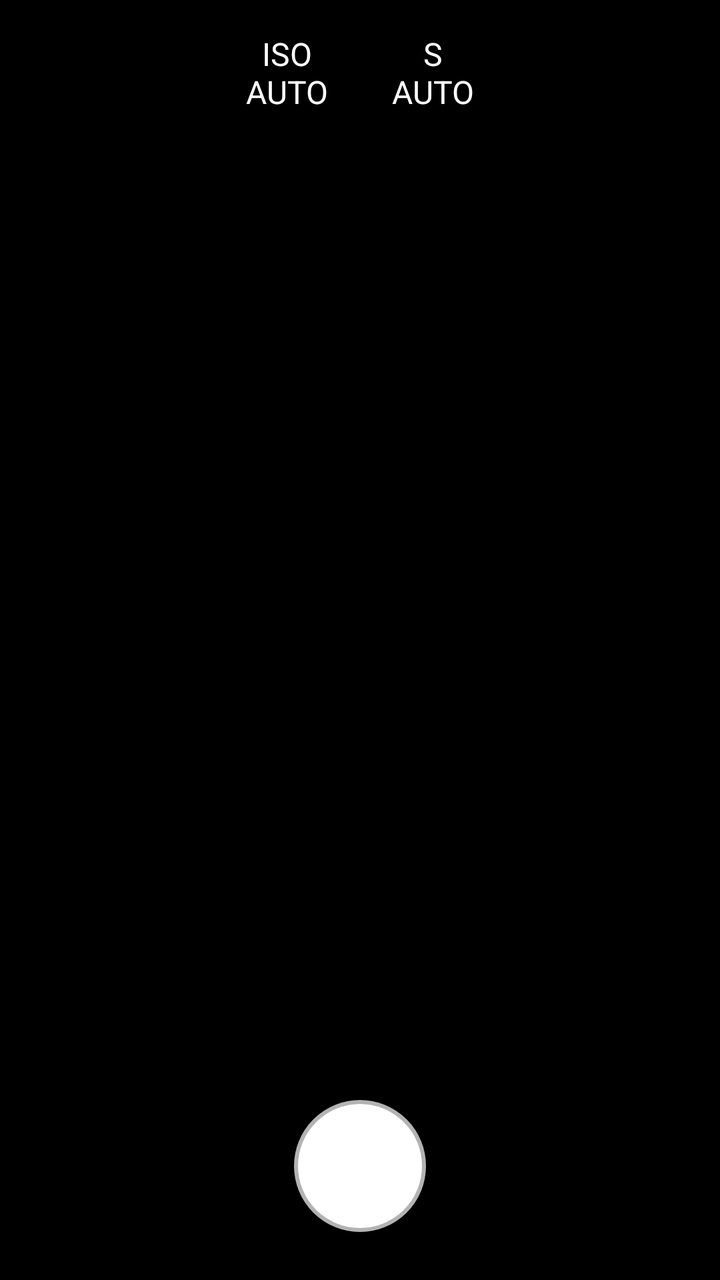
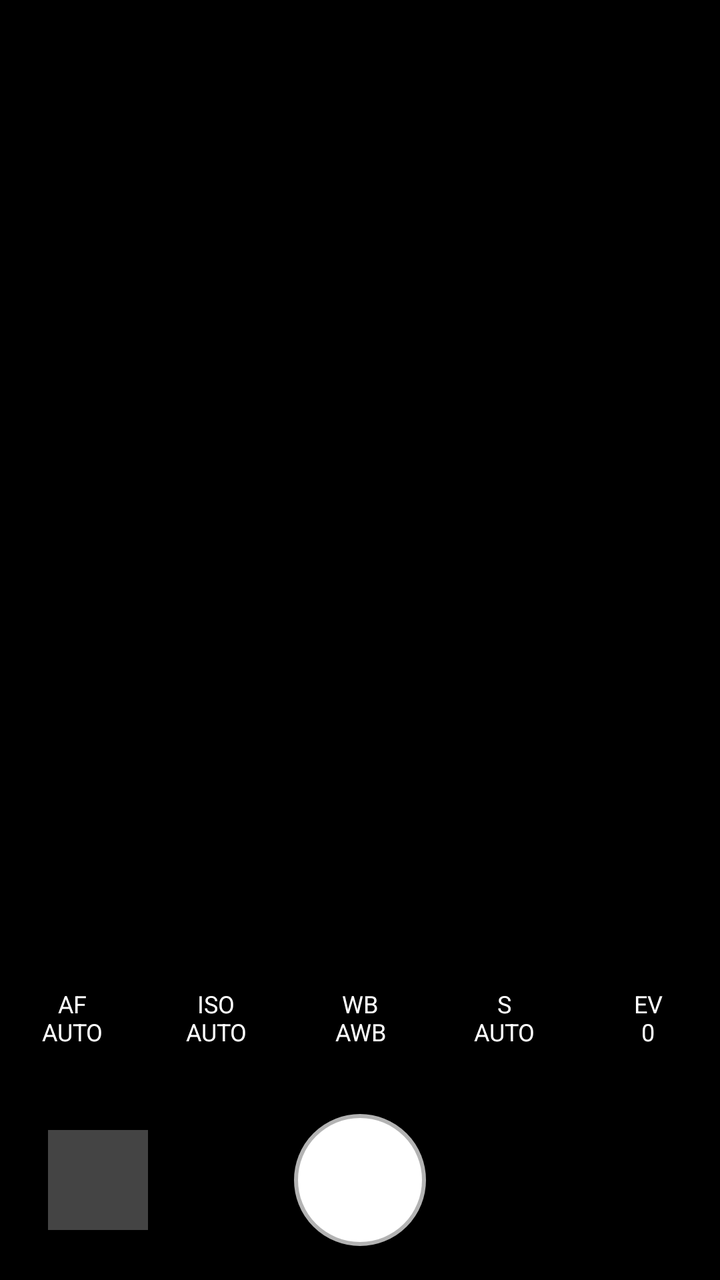

An Android layout rendered at two revisions. The XML below is the earlier revision; the diff shows what the commit changed to produce the second picture.
<!-- AndroidManifest.xml: application theme android:Theme.DeviceDefault.NoActionBar -->
<!-- res/layout/activity_main.xml -->
<?xml version="1.0" encoding="utf-8"?>
<RelativeLayout xmlns:android="http://schemas.android.com/apk/res/android"
    android:layout_width="match_parent"
    android:layout_height="match_parent"
    android:background="#000000">

    <TextureView
        android:id="@+id/view_finder"
        android:layout_width="match_parent"
        android:layout_height="match_parent" />

    <LinearLayout
        android:layout_width="match_parent"
        android:layout_height="wrap_content"
        android:layout_alignParentTop="true"
        android:orientation="horizontal"
        android:padding="16dp"
        android:gravity="center"
        android:background="#44000000">

        <TextView
            android:id="@+id/btn_iso"
            android:layout_width="wrap_content"
            android:layout_height="wrap_content"
            android:text="ISO\nAUTO"
            android:textColor="#FFFFFF"
            android:textSize="16sp"
            android:textAlignment="center"
            android:layout_marginEnd="32dp"/>

        <TextView
            android:id="@+id/btn_shutter_speed"
            android:layout_width="wrap_content"
            android:layout_height="wrap_content"
            android:text="S\nAUTO"
            android:textColor="#FFFFFF"
            android:textSize="16sp"
            android:textAlignment="center" />
    </LinearLayout>

    <ImageView
        android:id="@+id/thumbnail_view"
        android:layout_width="60dp"
        android:layout_height="60dp"
        android:layout_alignParentBottom="true"
        android:layout_alignParentStart="true"
        android:layout_margin="24dp"
        android:scaleType="centerCrop"
        android:background="#44000000"
        android:clickable="true"
        android:focusable="true" />

    <View
        android:id="@+id/btn_capture"
        android:layout_width="66dp"
        android:layout_height="66dp"
        android:layout_alignParentBottom="true"
        android:layout_centerHorizontal="true"
        android:layout_marginBottom="24dp"
        android:clickable="true"
        android:focusable="true"
        android:background="@drawable/circle_button" />

</RelativeLayout>
<!-- resources referenced by this layout -->
<resources>
  <!-- drawable circle_button (drawable) -->
  <?xml version="1.0" encoding="utf-8"?>
  <selector xmlns:android="http://schemas.android.com/apk/res/android">
      <item android:state_pressed="true">
          <shape android:shape="oval">
              <solid android:color="#999999" />
              <stroke android:width="4dp" android:color="#B3FFFFFF" />
          </shape>
      </item>
      <item>
          <shape android:shape="oval">
              <solid android:color="#FFFFFF" />
              <stroke android:width="4dp" android:color="#B3FFFFFF" />
          </shape>
      </item>
  </selector>
</resources>

<!-- the commit's change to res/layout/activity_main.xml (unified diff, before → after) -->
@@ -9,56 +9,134 @@
         android:layout_width="match_parent"
         android:layout_height="match_parent" />
 
+    
     <LinearLayout
+        android:id="@+id/control_panel"
         android:layout_width="match_parent"
         android:layout_height="wrap_content"
-        android:layout_alignParentTop="true"
-        android:orientation="horizontal"
-        android:padding="16dp"
-        android:gravity="center"
-        android:background="#44000000">
+        android:layout_above="@id/bottom_bar"
+        android:orientation="vertical"
+        android:background="#88000000"
+        android:paddingTop="8dp">
 
-        <TextView
-            android:id="@+id/btn_iso"
-            android:layout_width="wrap_content"
+        
+        <LinearLayout
+            android:id="@+id/slider_panel"
+            android:layout_width="match_parent"
             android:layout_height="wrap_content"
-            android:text="ISO\nAUTO"
-            android:textColor="#FFFFFF"
-            android:textSize="16sp"
-            android:textAlignment="center"
-            android:layout_marginEnd="32dp"/>
+            android:orientation="horizontal"
+            android:gravity="center_vertical"
+            android:visibility="gone"
+            android:padding="16dp">
 
-        <TextView
-            android:id="@+id/btn_shutter_speed"
-            android:layout_width="wrap_content"
+            <TextView
+                android:id="@+id/slider_value_text"
+                android:layout_width="60dp"
+                android:layout_height="wrap_content"
+                android:textColor="#FFD700"
+                android:textStyle="bold"
+                android:textSize="14sp"
+                android:text="AUTO"/>
+
+            <SeekBar
+                android:id="@+id/setting_seekbar"
+                android:layout_width="match_parent"
+                android:layout_height="wrap_content"/>
+        </LinearLayout>
+
+        
+        <LinearLayout
+            android:layout_width="match_parent"
             android:layout_height="wrap_content"
-            android:text="S\nAUTO"
-            android:textColor="#FFFFFF"
-            android:textSize="16sp"
-            android:textAlignment="center" />
+            android:orientation="horizontal"
+            android:weightSum="5"
+            android:paddingBottom="8dp">
+
+            <TextView
+                android:id="@+id/btn_af"
+                android:layout_width="0dp"
+                android:layout_height="wrap_content"
+                android:layout_weight="1"
+                android:text="AF\nAUTO"
+                android:textColor="#FFFFFF"
+                android:textSize="12sp"
+                android:textAlignment="center"
+                android:padding="8dp"/>
+
+            <TextView
+                android:id="@+id/btn_iso"
+                android:layout_width="0dp"
+                android:layout_height="wrap_content"
+                android:layout_weight="1"
+                android:text="ISO\nAUTO"
+                android:textColor="#FFFFFF"
+                android:textSize="12sp"
+                android:textAlignment="center"
+                android:padding="8dp"/>
+
+            <TextView
+                android:id="@+id/btn_wb"
+                android:layout_width="0dp"
+                android:layout_height="wrap_content"
+                android:layout_weight="1"
+                android:text="WB\nAWB"
+                android:textColor="#FFFFFF"
+                android:textSize="12sp"
+                android:textAlignment="center"
+                android:padding="8dp"/>
+
+            <TextView
+                android:id="@+id/btn_s"
+                android:layout_width="0dp"
+                android:layout_height="wrap_content"
+                android:layout_weight="1"
+                android:text="S\nAUTO"
+                android:textColor="#FFFFFF"
+                android:textSize="12sp"
+                android:textAlignment="center"
+                android:padding="8dp"/>
+
+            <TextView
+                android:id="@+id/btn_ev"
+                android:layout_width="0dp"
+                android:layout_height="wrap_content"
+                android:layout_weight="1"
+                android:text="EV\n0"
+                android:textColor="#FFFFFF"
+                android:textSize="12sp"
+                android:textAlignment="center"
+                android:padding="8dp"/>
+        </LinearLayout>
     </LinearLayout>
 
-    <ImageView
-        android:id="@+id/thumbnail_view"
-        android:layout_width="60dp"
-        android:layout_height="60dp"
+    
+    <RelativeLayout
+        android:id="@+id/bottom_bar"
+        android:layout_width="match_parent"
+        android:layout_height="100dp"
         android:layout_alignParentBottom="true"
-        android:layout_alignParentStart="true"
-        android:layout_margin="24dp"
-        android:scaleType="centerCrop"
-        android:background="#44000000"
-        android:clickable="true"
-        android:focusable="true" />
+        android:background="#FF000000">
 
-    <View
-        android:id="@+id/btn_capture"
-        android:layout_width="66dp"
-        android:layout_height="66dp"
-        android:layout_alignParentBottom="true"
-        android:layout_centerHorizontal="true"
-        android:layout_marginBottom="24dp"
-        android:clickable="true"
-        android:focusable="true"
-        android:background="@drawable/circle_button" />
+        <ImageView
+            android:id="@+id/thumbnail_view"
+            android:layout_width="50dp"
+            android:layout_height="50dp"
+            android:layout_centerVertical="true"
+            android:layout_alignParentStart="true"
+            android:layout_marginStart="24dp"
+            android:scaleType="centerCrop"
+            android:background="#44FFFFFF"
+            android:clickable="true"
+            android:focusable="true" />
+
+        <View
+            android:id="@+id/btn_capture"
+            android:layout_width="66dp"
+            android:layout_height="66dp"
+            android:layout_centerInParent="true"
+            android:clickable="true"
+            android:focusable="true"
+            android:background="@drawable/circle_button" />
+    </RelativeLayout>
 
 </RelativeLayout>
